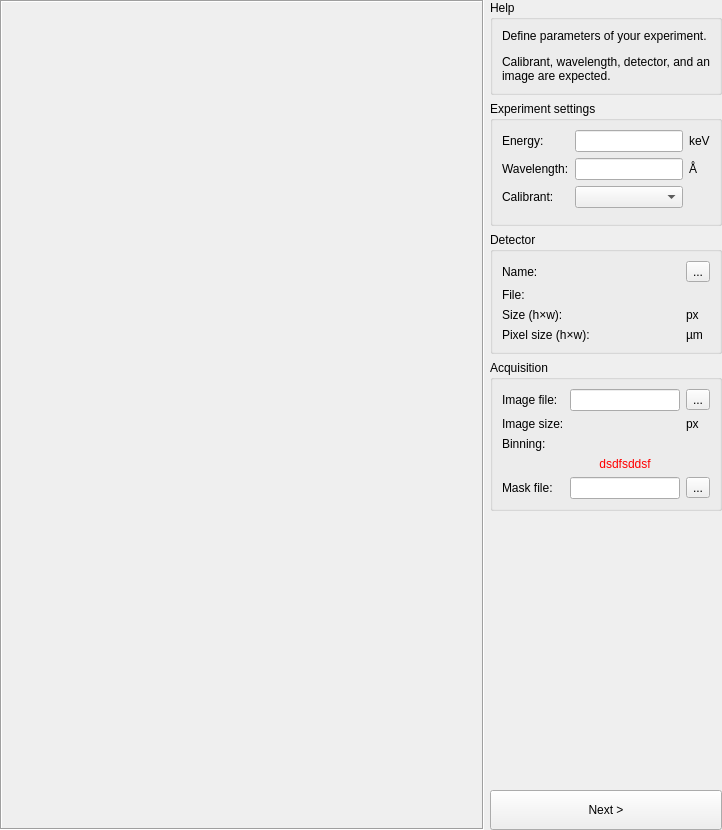
Before: the Qt Designer form pyFAI/resources/gui/calibration-experiment.ui in silx-kit/pyFAI, drawn with Qt 5.
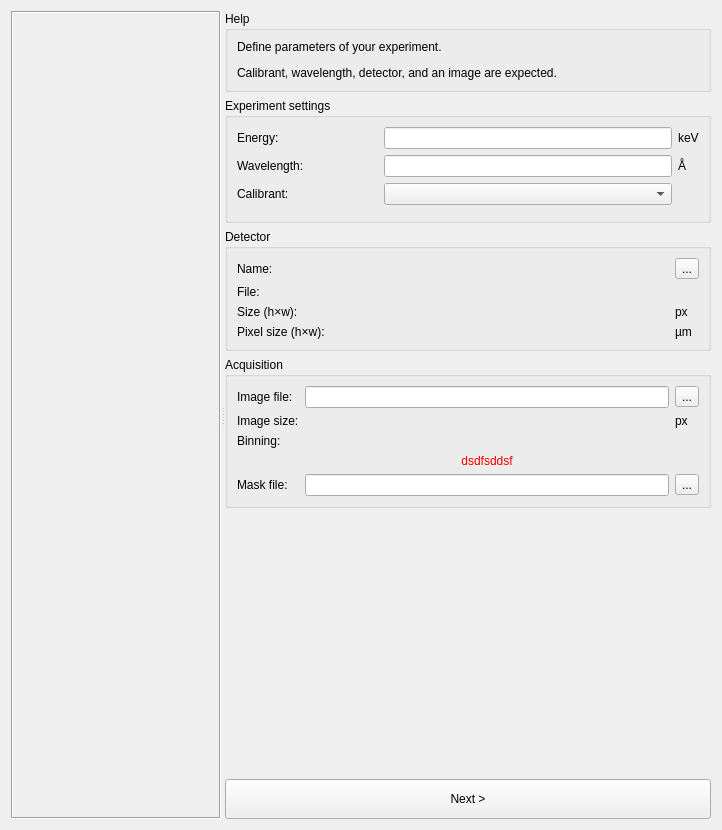
After: the same form once the commit is applied. Custom widgets are drawn as their Qt base class.

```diff
--- a/pyFAI/resources/gui/calibration-experiment.ui
+++ b/pyFAI/resources/gui/calibration-experiment.ui
@@ -13,11 +13,12 @@
   <property name="windowTitle">
    <string>Experiment settings</string>
   </property>
-  <layout class="QHBoxLayout" name="horizontalLayout" stretch="1,0">
-   <property name="margin">
-    <number>0</number>
-   </property>
+  <layout class="QHBoxLayout" name="horizontalLayout">
    <item>
+    <widget class="QSplitter" name="splitter">
+     <property name="orientation">
+      <enum>Qt::Horizontal</enum>
+     </property>
     <widget class="QFrame" name="_imageHolder">
      <property name="frameShape">
       <enum>QFrame::Box</enum>
@@ -29,8 +30,6 @@
       <number>1</number>
      </property>
     </widget>
-   </item>
-   <item>
     <widget class="QWidget" name="widget" native="true">
      <layout class="QVBoxLayout" name="verticalLayout_3">
       <property name="margin">
@@ -409,6 +408,7 @@
        </widget>
       </item>
      </layout>
+     </widget>
     </widget>
    </item>
   </layout>
```
Left out of the diff: 2 changed lines with no effect on the pictures. Lines whose indentation alone changed are shown as unchanged.
